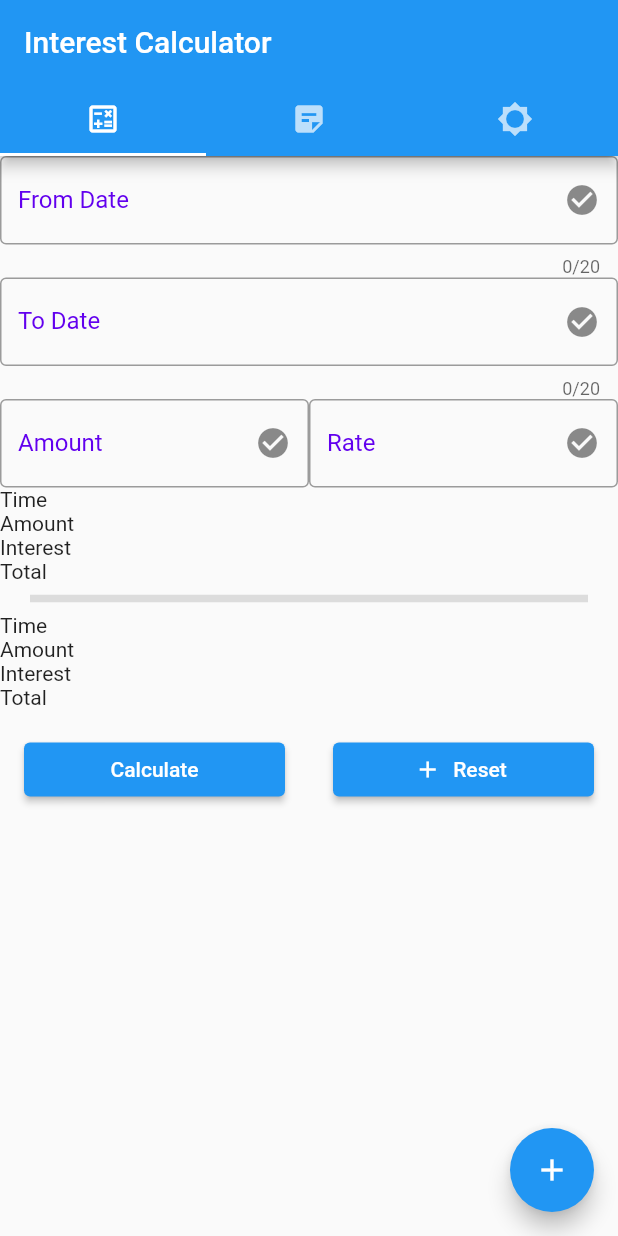
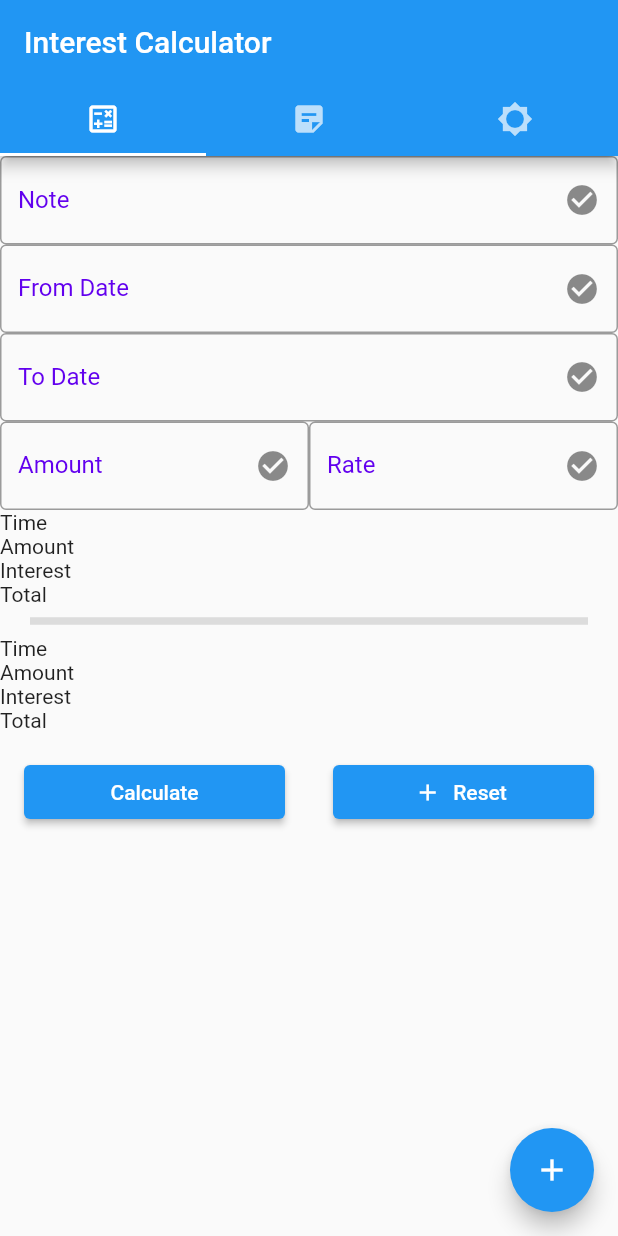
Before and after one commit to anks-b/util-i, a Flutter app: the screen it shows after launch, after a tap on "Calculate", on a phone screen of 412 x 824 dp. Run offline on Flutter 3.47's test engine with Material 2 defaults, Android fonts, the phone set to English and light mode, and no system bars; our stand-ins replace path_provider_platform_interface, platform, sqflite; accounts and stored records are empty.

Commit message:
added title field in database

```diff
--- a/util/lib/InterestModel.dart
+++ b/util/lib/InterestModel.dart
@@ -15,6 +15,7 @@ String interestHistoryToJson(InterestHistory data) {
 
 class InterestHistory {
    int id = 0;
+   String title;
    String fromDate;
    String toDate;
    int amount;
@@ -23,6 +24,7 @@ class InterestHistory {
 
   InterestHistory({
     required this.id,
+    required this.title,
     required this.fromDate,
     required this.toDate,
     required this.amount,
@@ -32,6 +34,7 @@ class InterestHistory {
 
   factory InterestHistory.fromMap(Map<String, dynamic> json) => new InterestHistory(
         id: json["id"] as int,
+        title: json["title"],
         fromDate: json["from_date"],
         toDate: json["to_date"],
         amount: json["amount"],
@@ -41,6 +44,7 @@ class InterestHistory {
 
   Map<String, dynamic> toMap() => {
         "id": id,
+        "title": title,
         "from_date": fromDate,
         "to_date": toDate,
         "amount": amount,
--- a/util/lib/database.dart
+++ b/util/lib/database.dart
@@ -45,6 +45,7 @@ class DBProvider {
         onCreate: (Database db, int version) async {
       await db.execute("CREATE TABLE InterestHistory ("
           "id INTEGER PRIMARY KEY,"
+          "title TEXT,"
           "from_date TEXT,"
           "to_date TEXT,"
           "amount INTEGER,"
@@ -71,9 +72,9 @@ class DBProvider {
     int id = table.first["id"] as int;
     //insert to the table using the new id
     var raw = await db.rawInsert(
-        "INSERT Into InterestHistory (id, from_date, to_date, amount, rate, total)"
-        " VALUES (?,?,?,?,?,?)",
-        [id, newClient.fromDate, newClient.toDate, newClient.amount, newClient.rate, newClient.total]);
+        "INSERT Into InterestHistory (id, title, from_date, to_date, amount, rate, total)"
+        " VALUES (?,?,?,?,?,?,?)",
+        [id, newClient.title, newClient.fromDate, newClient.toDate, newClient.amount, newClient.rate, newClient.total]);
     return raw;
   }
 
--- a/util/lib/main.dart
+++ b/util/lib/main.dart
@@ -60,6 +60,11 @@ class MyHomePage extends StatefulWidget {
   _MyHomePageState createState() => _MyHomePageState();
 }
 
+class AlwaysDisabledFocusNode extends FocusNode {
+  @override
+  bool get hasFocus => false;
+}
+
 class _MyHomePageState extends State<MyHomePage> with TickerProviderStateMixin {
   int _counter = 0;
   int _amount = 0;
@@ -70,6 +75,7 @@ class _MyHomePageState extends State<MyHomePage> with TickerProviderStateMixin {
   int numberOfMonths = 0;
   DateTime _fromDate = DateTime.now();
   TextEditingController fromDateControl = TextEditingController();
+  TextEditingController formTitleControl = TextEditingController();
   TextEditingController toDateControl = TextEditingController();
   TextEditingController amountControl = TextEditingController();
   TextEditingController interestRateControl = TextEditingController();
@@ -95,7 +101,6 @@ class _MyHomePageState extends State<MyHomePage> with TickerProviderStateMixin {
   final List<String> entries = <String>['A', 'B', 'C'];
   final List<int> colorCodes = <int>[600, 500, 100];
   var provider = new DBProvider();
-
 
   Future<DateTime?> _selectDate(DateTime? dt, BuildContext context) async {
     final DateTime? newDate = await showDatePicker(
@@ -156,13 +161,14 @@ class _MyHomePageState extends State<MyHomePage> with TickerProviderStateMixin {
 
     InterestHistory rc = new InterestHistory(
       id: 0,
+      title: formTitleControl.text,
       fromDate: DateFormat("MM-dd-yyyy").format(_toDate),
       toDate: DateFormat("MM-dd-yyyy").format(_toDate),
       amount: int.parse(_amount.toString()),
       rate: double.parse(_interestRate.toString()),
       total: double.parse(total.toString()),
     );
-    var provider= new DBProvider();
+    var provider = new DBProvider();
     var id = await provider.addInterestHistory(rc);
 
     setState(() {
@@ -175,7 +181,7 @@ class _MyHomePageState extends State<MyHomePage> with TickerProviderStateMixin {
       lblamount = _amount.toString();
       lbltotal = total.toString();
       lblinterest = interest.toString();
-      numberOfMonths++;
+      numberOfMonths = 1;
       lblDurationPerMonth = '$numberOfMonths Month';
       lblInterestPerMonth = interestPerMonth.toString();
       lblTotalPerMonth = (_amount + interestPerMonth).toString();
@@ -184,7 +190,6 @@ class _MyHomePageState extends State<MyHomePage> with TickerProviderStateMixin {
 
     // insert history record
     // final db = await DBProvider.db;
-
   }
 
   void calculateTimeDuaration() {
@@ -225,6 +230,7 @@ class _MyHomePageState extends State<MyHomePage> with TickerProviderStateMixin {
       _toDate = new DateTime.now();
       fromDateControl.clear();
       toDateControl.clear();
+      formTitleControl.clear();
       amountControl.clear();
       interestRateControl.clear();
       lblduration = "";
@@ -244,9 +250,7 @@ class _MyHomePageState extends State<MyHomePage> with TickerProviderStateMixin {
       return;
     }
     setState(() {
-      lblDurationPerMonth = numberOfMonths == 1
-          ? "$numberOfMonths Month"
-          : " $numberOfMonths Months";
+      lblDurationPerMonth = "$numberOfMonths Months";
       var intst = numberOfMonths * interestPerMonth;
       lblInterestPerMonth = intst.toString();
       lblTotalPerMonth = (_amount + intst).toString();
@@ -312,8 +316,21 @@ class _MyHomePageState extends State<MyHomePage> with TickerProviderStateMixin {
             mainAxisAlignment: MainAxisAlignment.start,
             children: <Widget>[
               TextFormField(
-                maxLength: 20,
+                controller: formTitleControl,
+                decoration: InputDecoration(
+                  labelText: 'Note',
+                  labelStyle: TextStyle(
+                    color: Color(0xFF6200EE),
+                  ),
+                  border: OutlineInputBorder(),
+                  suffixIcon: Icon(
+                    Icons.check_circle,
+                  ),
+                ),
+              ),
+              TextFormField(
                 onTap: () => _setFromDate(context),
+                focusNode: new AlwaysDisabledFocusNode(),
                 controller: fromDateControl,
                 decoration: InputDecoration(
                   labelText: 'From Date',
@@ -328,8 +345,8 @@ class _MyHomePageState extends State<MyHomePage> with TickerProviderStateMixin {
               ),
               TextFormField(
                 controller: toDateControl,
-                maxLength: 20,
                 onTap: () => _setToDate(context),
+                focusNode: new AlwaysDisabledFocusNode(),
                 decoration: InputDecoration(
                   labelText: 'To Date',
                   labelStyle: TextStyle(
@@ -344,6 +361,7 @@ class _MyHomePageState extends State<MyHomePage> with TickerProviderStateMixin {
               Row(children: <Widget>[
                 Expanded(
                   child: TextFormField(
+                    keyboardType: TextInputType.numberWithOptions(decimal: true),
                     inputFormatters: [FilteringTextInputFormatter.digitsOnly],
                     controller: amountControl,
                     decoration: InputDecoration(
@@ -485,22 +503,32 @@ class _MyHomePageState extends State<MyHomePage> with TickerProviderStateMixin {
           Center(
               child: FutureBuilder<List<InterestHistory>>(
             future: provider.getAllHistory(),
-        builder: (BuildContext context, AsyncSnapshot<List<InterestHistory>> snapshot) {
+            builder: (BuildContext context,
+                AsyncSnapshot<List<InterestHistory>> snapshot) {
               if (snapshot.hasData) {
                 return ListView.builder(
-              itemCount: snapshot.data != null ? snapshot.data?.length: 0,
+                  itemCount: snapshot.data != null ? snapshot.data?.length : 0,
                   itemBuilder: (BuildContext context, int index) {
-                InterestHistory item =  (snapshot.data as dynamic)[index];
+                    InterestHistory item = (snapshot.data as dynamic)[index];
                     return Dismissible(
                       key: UniqueKey(),
                       background: Container(color: Colors.red),
                       onDismissed: (direction) {
                         // DBProvider.db.deleteClient(item.id);
                       },
+                      child: Card(
                           child: ListTile(
-                    title: Text(item.fromDate),
+                        title: Text(item.title.toString() +
+                            ' : ' +
+                            item.fromDate.toString()),
                         leading: Text(item.id.toString()),
-                    subtitle: Text('Amount:'+ item.amount.toString() +' Rate:'+ item.rate.toString() + 'Total:' + item.total.toString()),
+                        subtitle: Text('Amount:' +
+                            item.amount.toString() +
+                            ' Rate:' +
+                            item.rate.toString() +
+                            'Total:' +
+                            item.total.toString()),
+                        isThreeLine: true,
                         trailing: Checkbox(
                           onChanged: (bool? value) {
                             //DBProvider.db.blockOrUnblock(item);
@@ -508,7 +536,7 @@ class _MyHomePageState extends State<MyHomePage> with TickerProviderStateMixin {
                           },
                           value: false,
                         ),
-                  ),
+                      )),
                     );
                   },
                 );
@@ -516,10 +544,9 @@ class _MyHomePageState extends State<MyHomePage> with TickerProviderStateMixin {
                 return Center(child: CircularProgressIndicator());
               }
             },
-      )
-          ),
+          )),
           Center(
-            child: Text("It's sunny here"),
+            child: Text("coming soon"),
           ),
         ],
       ),
```
Lines whose indentation alone changed are shown as unchanged.
